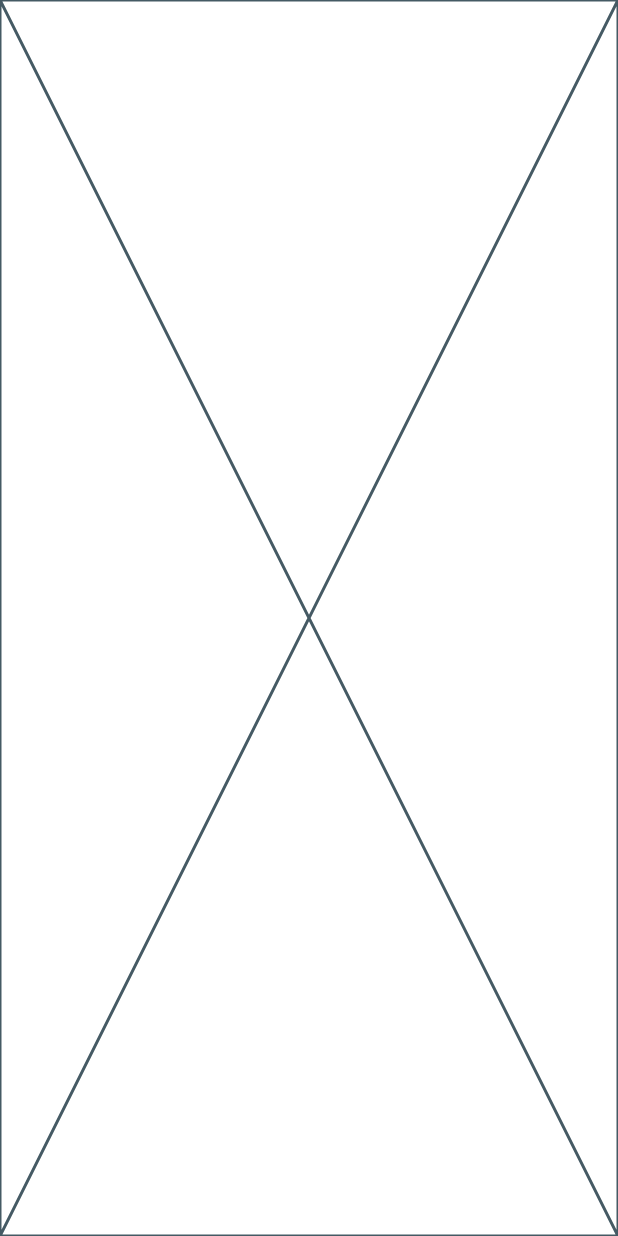
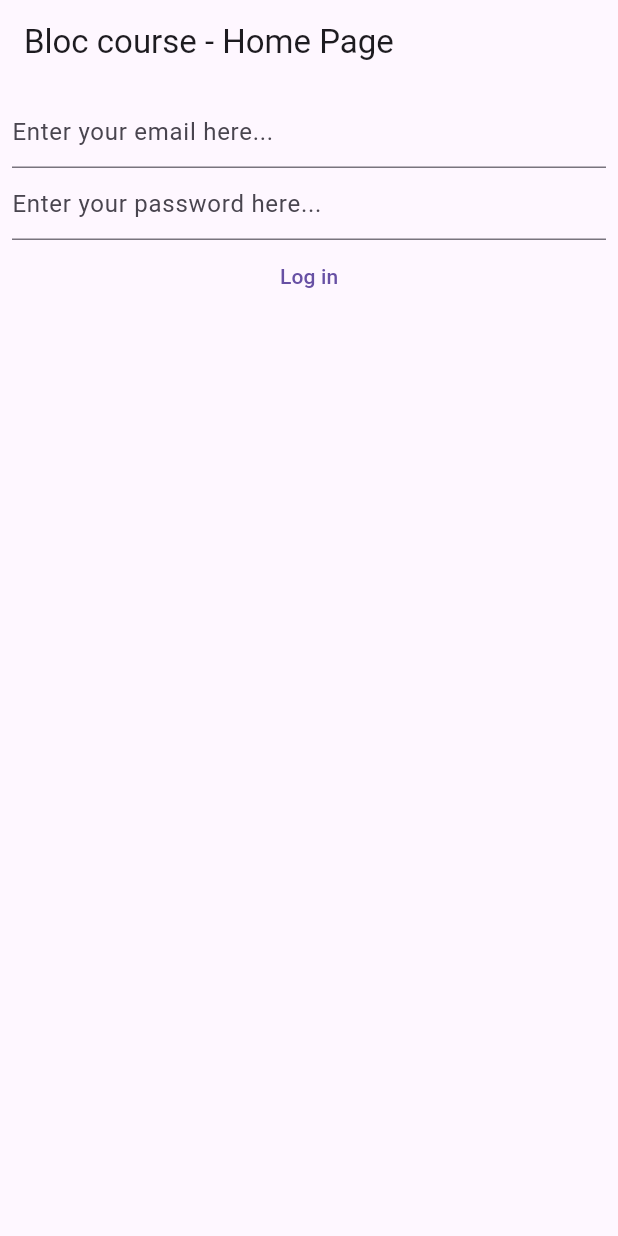
Before and after one commit to Mar3e/bloc_course, a Flutter app: the screen it shows after launch, on a phone screen of 412 x 824 dp. Run offline on Flutter 3.47's test engine with Material 3 defaults, Android fonts, the phone set to English and light mode, and no system bars; our stand-ins replace bloc, flutter_bloc, flutter_hooks.

Commit message:
finished step 3

```diff
--- a/lib/apis/login_api.dart
+++ b/lib/apis/login_api.dart
@@ -10,10 +10,7 @@ abstract class LoginApiProtocol {
 
 @immutable
 class LoginApi implements LoginApiProtocol {
-  const LoginApi._sharedInstance();
-  static const LoginApi _shared = LoginApi._sharedInstance();
-  factory LoginApi() => _shared;
-
+  const LoginApi();
   @override
   Future<LoginHandle?> login(
           {required String email, required String password}) =>
--- a/lib/apis/notes_api.dart
+++ b/lib/apis/notes_api.dart
@@ -12,6 +12,7 @@ abstract class NotesApiProtocol {
 
 @immutable
 class NotesApi implements NotesApiProtocol {
+  const NotesApi();
   @override
   Future<Iterable<Note>?> getNotes({
     required LoginHandle loginHandle,
--- a/lib/bloc/app_bloc.dart
+++ b/lib/bloc/app_bloc.dart
@@ -4,7 +4,6 @@ import 'package:bloc_course/apis/notes_api.dart';
 import 'package:bloc_course/bloc/actions.dart';
 import 'package:bloc_course/bloc/app_state.dart';
 import 'package:bloc_course/models.dart';
-import 'package:bloc_course/strings.dart';
 
 class AppBloc extends Bloc<AppAction, AppState> {
   final LoginApiProtocol loginApi;
--- a/lib/dialogs/loading_screen.dart
+++ b/lib/dialogs/loading_screen.dart
@@ -38,7 +38,7 @@ class LoadingScreen {
     final overlay = OverlayEntry(
       builder: (context) {
         return Material(
-          color: Colors.red.withAlpha(150),
+          color: Colors.black.withAlpha(150),
           child: Center(
             child: Container(
               constraints: BoxConstraints(
--- a/lib/main.dart
+++ b/lib/main.dart
@@ -1,4 +1,16 @@
+import 'package:bloc_course/apis/login_api.dart';
+import 'package:bloc_course/apis/notes_api.dart';
+import 'package:bloc_course/bloc/actions.dart';
+import 'package:bloc_course/bloc/app_bloc.dart';
+import 'package:bloc_course/bloc/app_state.dart';
+import 'package:bloc_course/dialogs/generic_dialog.dart';
+import 'package:bloc_course/dialogs/loading_screen.dart';
+import 'package:bloc_course/models.dart';
+import 'package:bloc_course/strings.dart';
+import 'package:bloc_course/views/iterable_list_view.dart';
+import 'package:bloc_course/views/login_view.dart';
 import 'package:flutter/material.dart';
+import 'package:flutter_bloc/flutter_bloc.dart';
 
 void main() {
   runApp(const MyApp());
@@ -17,16 +29,65 @@ class MyApp extends StatelessWidget {
   }
 }
 
-class HomePage extends StatefulWidget {
+class HomePage extends StatelessWidget {
   const HomePage({super.key});
 
   @override
-  State<HomePage> createState() => _HomePageState();
-}
+  Widget build(BuildContext context) {
+    return BlocProvider(
+      create: (context) => AppBloc(
+        loginApi: const LoginApi(),
+        notesApi: const NotesApi(),
+      ),
+      child: Scaffold(
+        appBar: AppBar(
+          title: const Text('Bloc course - $homePage'),
+        ),
+        body: BlocConsumer<AppBloc, AppState>(
+          listener: (context, appState) {
+            // loading state
+            if (appState.isLoading) {
+              LoadingScreen.instance().show(
+                context: context,
+                text: pleaseWait,
+              );
+            } else {
+              LoadingScreen.instance().hide();
+            }
+            // display  errors
+            if (appState.loginErrors != null) {
+              showGenericDialog<bool>(
+                context: context,
+                title: loginErrorDialogTitle,
+                content: loginErrorDialogContent,
+                optionBuilder: () => {ok: true},
+              );
+            }
 
-class _HomePageState extends State<HomePage> {
-  @override
-  Widget build(BuildContext context) {
-    return const Placeholder();
+            // If we logged in successfully,but we have no notes, fetch them
+            if (appState.isLoading == false &&
+                appState.loginErrors == null &&
+                appState.loginHandle == const LoginHandle.fooBar() &&
+                appState.fetchedNotes == null) {
+              context.read<AppBloc>().add(const LoadNoteAction());
+            }
+          },
+          builder: (context, appState) {
+            final notes = appState.fetchedNotes;
+            if (notes == null) {
+              return LoginView(
+                (email, password) {
+                  context
+                      .read<AppBloc>()
+                      .add(LoginAction(email: email, password: password));
+                },
+              );
+            } else {
+              return notes.toListView();
+            }
+          },
+        ),
+      ),
+    );
   }
 }
--- /dev/null
+++ b/lib/views/email_text_field.dart
@@ -0,0 +1,19 @@
+import 'package:bloc_course/strings.dart' show enterYourEmailHere;
+import 'package:flutter/material.dart';
+
+class EmailTextField extends StatelessWidget {
+  const EmailTextField({
+    super.key,
+    required this.emailController,
+  });
+  final TextEditingController emailController;
+  @override
+  Widget build(BuildContext context) {
+    return TextField(
+      controller: emailController,
+      keyboardType: TextInputType.emailAddress,
+      autocorrect: false,
+      decoration: const InputDecoration(hintText: enterYourEmailHere),
+    );
+  }
+}
--- /dev/null
+++ b/lib/views/login_button.dart
@@ -0,0 +1,43 @@
+import 'package:bloc_course/dialogs/generic_dialog.dart';
+import 'package:bloc_course/strings.dart';
+import 'package:flutter/material.dart';
+
+typedef OnLoginTapped = void Function(
+  String email,
+  String password,
+);
+
+class LoginButton extends StatelessWidget {
+  const LoginButton({
+    super.key,
+    required this.emailController,
+    required this.passwordController,
+    required this.onLoginTapped,
+  });
+
+  final TextEditingController emailController;
+  final TextEditingController passwordController;
+  final OnLoginTapped onLoginTapped;
+
+  @override
+  Widget build(BuildContext context) {
+    return TextButton(
+        onPressed: () {
+          final email = emailController.text;
+          final password = passwordController.text;
+          if (email.isEmpty || password.isEmpty) {
+            showGenericDialog(
+              context: context,
+              title: emailOrPasswordEmptyDialogTitle,
+              content: emailOrPasswordEmptyDescription,
+              optionBuilder: () => {ok: true},
+            );
+          } else {
+            onLoginTapped(email, password);
+          }
+        },
+        child: const Text(
+          login,
+        ));
+  }
+}
--- /dev/null
+++ b/lib/views/login_view.dart
@@ -0,0 +1,31 @@
+import 'package:bloc_course/views/email_text_field.dart';
+import 'package:bloc_course/views/login_button.dart';
+import 'package:bloc_course/views/password_text_filed.dart';
+import 'package:flutter/material.dart';
+import 'package:flutter_hooks/flutter_hooks.dart';
+
+class LoginView extends HookWidget {
+  final OnLoginTapped onLoginTapped;
+  const LoginView(this.onLoginTapped, {super.key});
+
+  @override
+  Widget build(BuildContext context) {
+    final emailController = useTextEditingController();
+    final passwordController = useTextEditingController();
+
+    return Padding(
+      padding: const EdgeInsets.all(8.0),
+      child: Column(
+        children: [
+          EmailTextField(emailController: emailController),
+          PasswordTextFiled(passwordController: passwordController),
+          LoginButton(
+            emailController: emailController,
+            passwordController: passwordController,
+            onLoginTapped: onLoginTapped,
+          ),
+        ],
+      ),
+    );
+  }
+}
--- /dev/null
+++ b/lib/views/password_text_filed.dart
@@ -0,0 +1,18 @@
+import 'package:bloc_course/strings.dart' show enterYourPasswordHere;
+import 'package:flutter/material.dart';
+
+class PasswordTextFiled extends StatelessWidget {
+  const PasswordTextFiled({
+    super.key,
+    required this.passwordController,
+  });
+  final TextEditingController passwordController;
+  @override
+  Widget build(BuildContext context) {
+    return TextField(
+      controller: passwordController,
+      obscureText: true,
+      decoration: const InputDecoration(hintText: enterYourPasswordHere),
+    );
+  }
+}
```
Also changed, not shown: lib/views/iterable_list_view.dart (added, +26 -0 lines).
